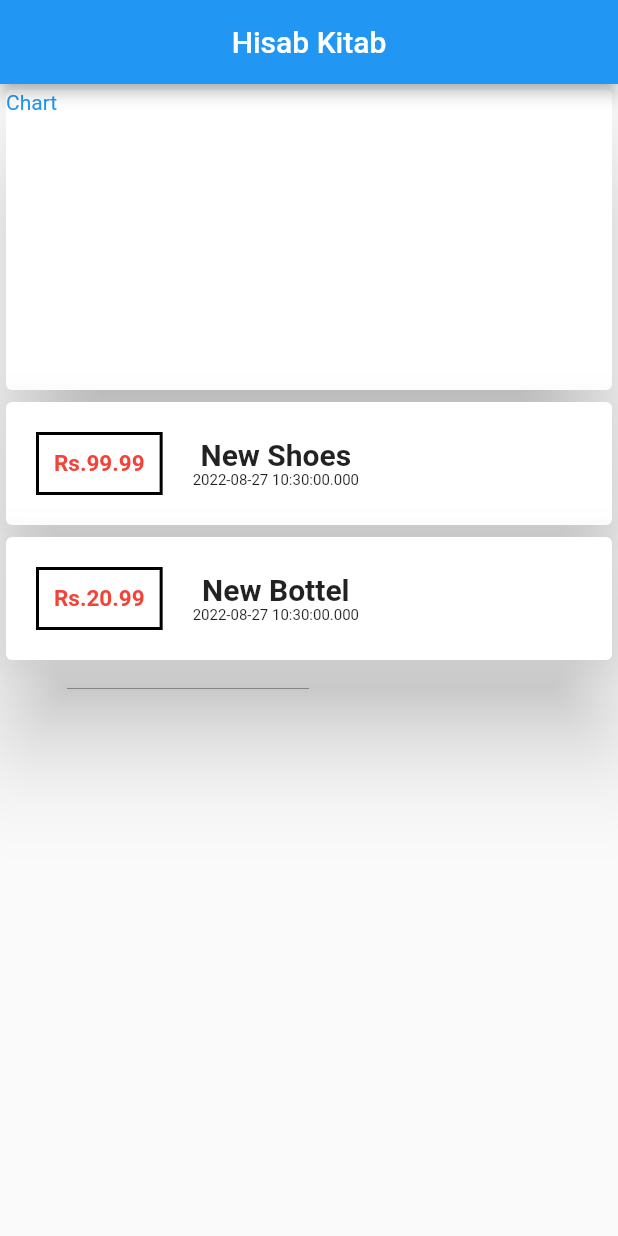
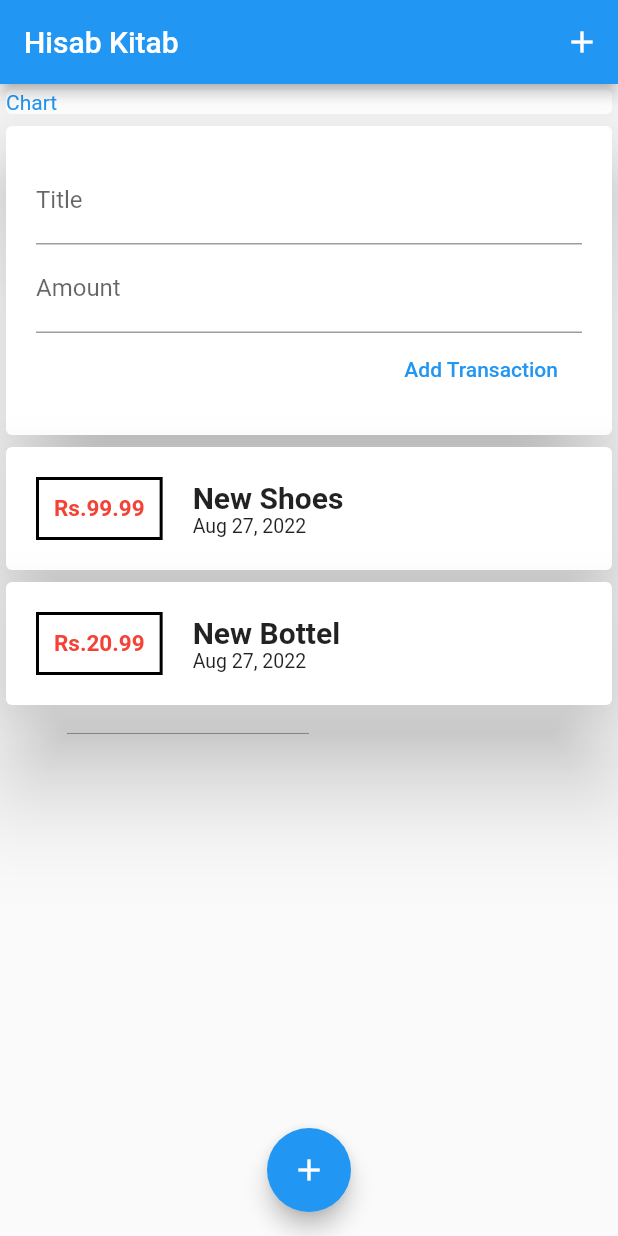
Before and after one commit to Rajatg180/Hisab_Kitab, a Flutter app: the screen it shows after launch, on a phone screen of 412 x 824 dp. Run offline on Flutter 3.47's test engine with Material 2 defaults, Android fonts, the light colour scheme and no system bars.

Commit message:
flutter2

```diff
--- /dev/null
+++ b/lib/Widget/new_transaction.dart
@@ -0,0 +1,58 @@
+import 'package:flutter/material.dart';
+import 'package:hisab_kitab/Widget/user_transaction.dart';
+
+class NewTransaction extends StatelessWidget {
+  final Function addTx;
+  final titleController = TextEditingController();
+  final amountController = TextEditingController();
+  NewTransaction(this.addTx);
+
+  void submitted() {
+    final enteredTitle = titleController.text;
+    final enteredAmount = double.parse(amountController.text);
+
+    if (enteredTitle.isEmpty || enteredAmount <= 0) {
+      return;
+    }
+    addTx(titleController.text, double.parse(amountController.text));
+  }
+
+  @override
+  Widget build(BuildContext context) {
+    return Card(
+        elevation: 30,
+        child: Container(
+            padding: EdgeInsets.all(20),
+            child: Column(
+                crossAxisAlignment: CrossAxisAlignment.end,
+                children: <Widget>[
+                  TextField(
+                    //onChanged: (value) => titleInput=value,
+                    controller: titleController,
+                    onSubmitted: (_) => submitted(),
+                    decoration: InputDecoration(
+                      labelText: 'Title',
+                    ),
+                  ),
+                  TextField(
+                      //onChanged: (value) => amountInput=value,
+                      controller: amountController,
+                      keyboardType: TextInputType.number,
+                      //not using
+                      onSubmitted: (_) => submitted(),
+                      decoration: InputDecoration(
+                        labelText: 'Amount',
+                      )),
+                  FlatButton(
+                    onPressed: () {
+                      //passing reference to the function
+                      submitted();
+                    },
+                    child: Text(
+                      "Add Transaction",
+                    ),
+                    textColor: Colors.blue,
+                  )
+                ])));
+  }
+}
--- /dev/null
+++ b/lib/Widget/transactionList.dart
@@ -0,0 +1,62 @@
+import 'package:flutter/material.dart';
+import '../Module/transacation.dart';
+import './user_transaction.dart';
+import 'package:intl/intl.dart';
+
+class TransactionList extends StatelessWidget {
+  final List<Transaction> transacations;
+  TransactionList(this.transacations);
+
+  @override
+  Widget build(BuildContext context) {
+    return Container(
+        height: 500,
+        child: ListView.builder(
+          //create widget
+          itemBuilder: (context, index) {
+            return Card(
+              elevation: 30,
+              child: Row(
+                children: <Widget>[
+                  Container(
+                    padding: EdgeInsets.all(10),
+                    margin: EdgeInsets.all(20),
+                    decoration: BoxDecoration(
+                      border: Border.all(
+                        width: 2,
+                      ),
+                    ),
+                    child: Text(
+                      //only display two decimal point
+                      "Rs." + transacations[index].amount.toStringAsFixed(2),
+                      style: TextStyle(
+                          fontWeight: FontWeight.bold,
+                          fontSize: 15,
+                          color: Colors.red),
+                      textAlign: TextAlign.center,
+                    ),
+                  ),
+                  Column(
+                      crossAxisAlignment: CrossAxisAlignment.start,
+                      children: <Widget>[
+                        Text(
+                          transacations[index].title,
+                          style: TextStyle(
+                              fontWeight: FontWeight.bold, fontSize: 20),
+                          textAlign: TextAlign.center,
+                        ),
+                        //formating date
+                        Text(
+                          DateFormat.yMMMd().format(transacations[index].date),
+                          style: TextStyle(fontSize: 13),
+                        )
+                      ])
+                ],
+              ),
+            );
+          },
+          //return no of iteams
+          itemCount: transacations.length,
+        ));
+  }
+}
--- /dev/null
+++ b/lib/Widget/user_transaction.dart
@@ -0,0 +1,42 @@
+import 'package:flutter/material.dart';
+import './transactionList.dart';
+import '../Module/transacation.dart';
+import './new_transaction.dart';
+
+class UserTranaction extends StatefulWidget {
+  const UserTranaction({super.key});
+
+  @override
+  State<UserTranaction> createState() => _UserTranactionState();
+}
+
+class _UserTranactionState extends State<UserTranaction> {
+  final List<Transaction> _userTransaction = [
+    Transaction(
+        id: "t1", title: "New Shoes", amount: 99.99, date: DateTime.now()),
+    Transaction(
+        id: "t2", title: "New Bottel", amount: 20.99, date: DateTime.now()),
+  ];
+  void _addNewTransaction(String txTitle, double txAmount) {
+    final newTx = Transaction(
+      id: DateTime.now().toString(),
+      title: txTitle,
+      amount: txAmount,
+      date: DateTime.now(),
+    );
+    setState(() {
+      _userTransaction.add(newTx);
+    });
+  }
+
+  @override
+  Widget build(BuildContext context) {
+    return Column(
+      children: <Widget>[
+        //passing pointer to the function
+        NewTransaction(_addNewTransaction),
+        TransactionList(_userTransaction)
+      ],
+    );
+  }
+}
--- a/lib/main.dart
+++ b/lib/main.dart
@@ -1,8 +1,8 @@
-import 'dart:html';
+import 'package:flutter/material.dart';
+import 'package:hisab_kitab/Module/transacation.dart';
+import 'package:hisab_kitab/Widget/user_transaction.dart';
 
-import 'package:flutter/material.dart';
-import 'package:hisab_kitab/transacation.dart';
-import './transacation.dart';
+import 'package:intl/intl.dart';
 
 void main() {
   runApp(MyHisab());
@@ -18,12 +18,9 @@ class MyHisab extends StatelessWidget {
 }
 
 class MyHomePage extends StatelessWidget {
-  final List<Transaction> transacation = [
-    Transaction(
-        id: "t1", title: "New Shoes", amount: 99.99, date: DateTime.now()),
-    Transaction(
-        id: "t2", title: "New Bottel", amount: 20.99, date: DateTime.now()),
-  ];
+  // String? titleInput;
+  // String? amountInput;
+
   @override
   Widget build(BuildContext context) {
     return Scaffold(
@@ -31,65 +28,37 @@ class MyHomePage extends StatelessWidget {
         title: Text(
           "Hisab Kitab",
         ),
-        centerTitle: true,
+        actions: <Widget>[
+          IconButton(
+            icon: Icon(Icons.add),
+            onPressed: () => {},
+          )
+        ],
       ),
-      body: Column(children: <Widget>[
+      body: SingleChildScrollView(
+        child: Column(
+            mainAxisAlignment: MainAxisAlignment.start,
+            children: <Widget>[
               Card(
-
                 child: Container(
                   width: double.infinity,
-            height: 200,
                   child: Text(
                     "Chart",
                     style: TextStyle(
-                color: Colors.blue ,
+                      color: Colors.blue,
                     ),
                   ),
                 ),
                 elevation: 30,
               ),
-        Column(
-          children: transacation.map((tx) {
-            return Card(
-              elevation: 30,
-
-              child: Row(
-                children: <Widget>[
-                  Container(
-                    padding: EdgeInsets.all(10),
-                    margin: EdgeInsets.all(20),
-                    decoration: BoxDecoration(
-                      border: Border.all(
-                        width: 2,
+              UserTranaction()
+            ]),
       ),
+      floatingActionButton: FloatingActionButton(
+        child: Icon(Icons.add),
+        onPressed: (() {}),
       ),
-                    child: Text(
-                      "Rs."+tx.amount.toString(),
-                      style:
-                          TextStyle(fontWeight: FontWeight.bold, fontSize: 15,color: Colors.red),
-                      textAlign: TextAlign.center,
-                    ),
-                  ),
-                  Column(
-                    mainAxisAlignment: MainAxisAlignment.start,
-                    children: <Widget>[
-                    Text(
-                      tx.title,
-                      style:
-                          TextStyle(fontWeight: FontWeight.bold, fontSize: 20),
-                      textAlign: TextAlign.center,
-                    ),
-                    Text(tx.date.toString(),
-                    style: TextStyle(fontSize: 10),)
-
-
-                  ])
-                ],
-              ),
-            );
-          }).toList(),
-        )
-      ]),
+      floatingActionButtonLocation: FloatingActionButtonLocation.centerFloat,
     );
   }
 }
--- a/pubspec.yaml
+++ b/pubspec.yaml
@@ -29,6 +29,7 @@ environment:
 dependencies:
   flutter:
     sdk: flutter
+  intl: ^0.17.0
 
 
   # The following adds the Cupertino Icons font to your application.
```
Also changed, not shown: lib/Module/transacation.dart (renamed from lib/transacation.dart), pubspec.lock. Lines whose indentation alone changed are shown as unchanged.
